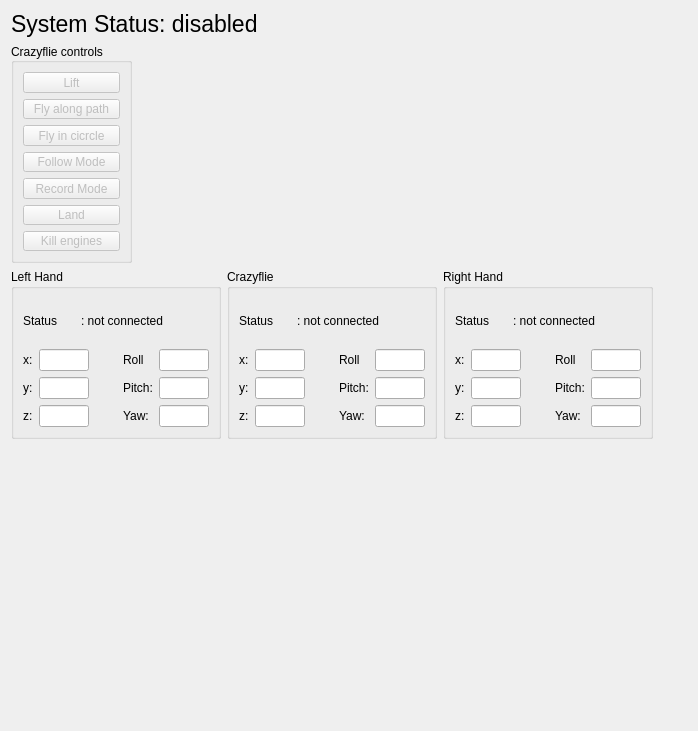
Before: the Qt Designer form src/cfclient/ui/tabs/HTTYD.ui in cafeciaojoe/crazyflie-clients-python, drawn with Qt 5.
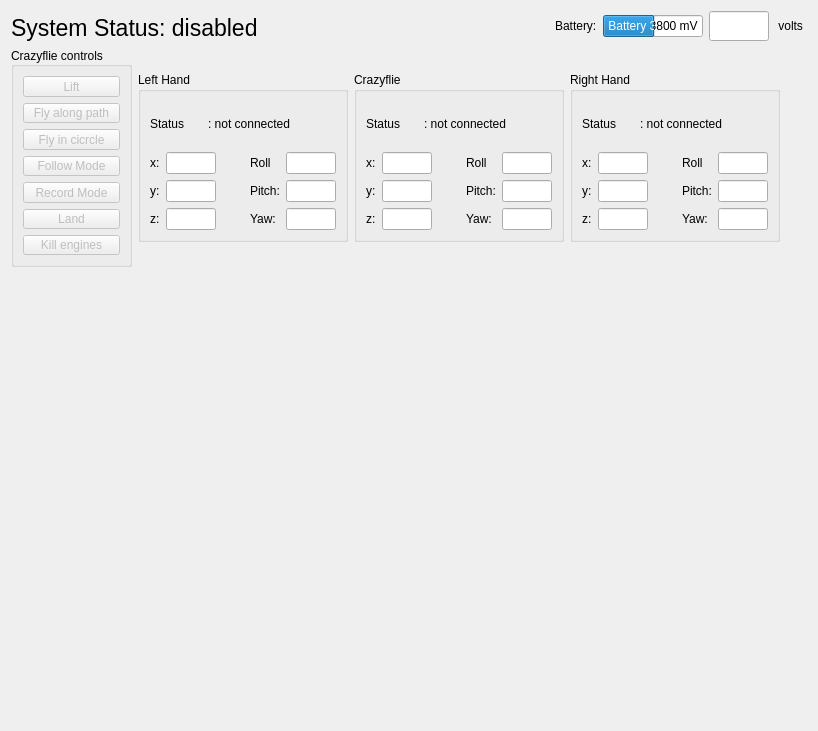
After: the same form once the commit is applied.

Commit message: - Added additional basestations to lighthouse tab. - Modified Main.py to include participant profiles drop down menu. - Addeed 'Connected drone not in centre of flying area, turn off all other drones and try again.' functionality - Using bsRecieve as laser signal health - added soft launch to reduce voltage sag

What changed in the file:
```diff
--- a/src/cfclient/ui/tabs/HTTYD.ui
+++ b/src/cfclient/ui/tabs/HTTYD.ui
@@ -6,15 +6,333 @@
    <rect>
     <x>0</x>
     <y>0</y>
-    <width>698</width>
+    <width>818</width>
     <height>731</height>
    </rect>
   </property>
   <property name="windowTitle">
    <string>Plot</string>
   </property>
-  <layout class="QGridLayout" name="gridLayout_4">
-   <item row="2" column="0">
+  <layout class="QVBoxLayout" name="verticalLayout">
+   <item>
+    <layout class="QHBoxLayout" name="horizontalLayout_3">
+     <item>
+      <widget class="QLabel" name="statusLabel">
+       <property name="font">
+        <font>
+         <pointsize>17</pointsize>
+        </font>
+       </property>
+       <property name="styleSheet">
+        <string notr="true"/>
+       </property>
+       <property name="text">
+        <string>System Status: disabled</string>
+       </property>
+       <property name="scaledContents">
+        <bool>true</bool>
+       </property>
+       <property name="alignment">
+        <set>Qt::AlignBottom|Qt::AlignLeading|Qt::AlignLeft</set>
+       </property>
+       <property name="margin">
+        <number>0</number>
+       </property>
+       <property name="openExternalLinks">
+        <bool>false</bool>
+       </property>
+      </widget>
+     </item>
+     <item>
+      <spacer name="horizontalSpacer_2">
+       <property name="orientation">
+        <enum>Qt::Horizontal</enum>
+       </property>
+       <property name="sizeHint" stdset="0">
+        <size>
+         <width>40</width>
+         <height>20</height>
+        </size>
+       </property>
+      </spacer>
+     </item>
+     <item>
+      <widget class="QLabel" name="batteryLabel">
+       <property name="text">
+        <string>Battery:</string>
+       </property>
+      </widget>
+     </item>
+     <item>
+      <widget class="QProgressBar" name="batteryBar">
+       <property name="minimumSize">
+        <size>
+         <width>30</width>
+         <height>0</height>
+        </size>
+       </property>
+       <property name="maximumSize">
+        <size>
+         <width>100</width>
+         <height>16777215</height>
+        </size>
+       </property>
+       <property name="minimum">
+        <number>3400</number>
+       </property>
+       <property name="maximum">
+        <number>4180</number>
+       </property>
+       <property name="value">
+        <number>3800</number>
+       </property>
+       <property name="textVisible">
+        <bool>true</bool>
+       </property>
+       <property name="invertedAppearance">
+        <bool>false</bool>
+       </property>
+       <property name="textDirection">
+        <enum>QProgressBar::TopToBottom</enum>
+       </property>
+       <property name="format">
+        <string>Battery %v mV</string>
+       </property>
+      </widget>
+     </item>
+     <item>
+      <widget class="QLineEdit" name="_aff_volts">
+       <property name="sizePolicy">
+        <sizepolicy hsizetype="Fixed" vsizetype="Fixed">
+         <horstretch>0</horstretch>
+         <verstretch>0</verstretch>
+        </sizepolicy>
+       </property>
+       <property name="minimumSize">
+        <size>
+         <width>60</width>
+         <height>30</height>
+        </size>
+       </property>
+       <property name="maximumSize">
+        <size>
+         <width>60</width>
+         <height>40</height>
+        </size>
+       </property>
+       <property name="alignment">
+        <set>Qt::AlignRight|Qt::AlignTrailing|Qt::AlignVCenter</set>
+       </property>
+       <property name="readOnly">
+        <bool>true</bool>
+       </property>
+      </widget>
+     </item>
+     <item>
+      <widget class="QLabel" name="label_2">
+       <property name="text">
+        <string> volts </string>
+       </property>
+      </widget>
+     </item>
+    </layout>
+   </item>
+   <item>
+    <layout class="QHBoxLayout" name="horizontalLayout_2">
+     <item>
+      <widget class="QGroupBox" name="groupBox">
+       <property name="enabled">
+        <bool>true</bool>
+       </property>
+       <property name="sizePolicy">
+        <sizepolicy hsizetype="Fixed" vsizetype="Preferred">
+         <horstretch>0</horstretch>
+         <verstretch>0</verstretch>
+        </sizepolicy>
+       </property>
+       <property name="minimumSize">
+        <size>
+         <width>120</width>
+         <height>0</height>
+        </size>
+       </property>
+       <property name="maximumSize">
+        <size>
+         <width>16777215</width>
+         <height>220</height>
+        </size>
+       </property>
+       <property name="title">
+        <string>Crazyflie controls</string>
+       </property>
+       <property name="alignment">
+        <set>Qt::AlignLeading|Qt::AlignLeft|Qt::AlignVCenter</set>
+       </property>
+       <layout class="QVBoxLayout" name="verticalLayout_4">
+        <property name="leftMargin">
+         <number>9</number>
+        </property>
+        <property name="rightMargin">
+         <number>9</number>
+        </property>
+        <item>
+         <widget class="QPushButton" name="liftButton">
+          <property name="enabled">
+           <bool>false</bool>
+          </property>
+          <property name="sizePolicy">
+           <sizepolicy hsizetype="Expanding" vsizetype="Fixed">
+            <horstretch>0</horstretch>
+            <verstretch>0</verstretch>
+           </sizepolicy>
+          </property>
+          <property name="text">
+           <string>Lift</string>
+          </property>
+         </widget>
+        </item>
+        <item>
+         <widget class="QPushButton" name="pathButton">
+          <property name="enabled">
+           <bool>false</bool>
+          </property>
+          <property name="sizePolicy">
+           <sizepolicy hsizetype="Expanding" vsizetype="Fixed">
+            <horstretch>0</horstretch>
+            <verstretch>0</verstretch>
+           </sizepolicy>
+          </property>
+          <property name="text">
+           <string>Fly along path</string>
+          </property>
+          <property name="checkable">
+           <bool>false</bool>
+          </property>
+         </widget>
+        </item>
+        <item>
+         <widget class="QPushButton" name="circleButton">
+          <property name="enabled">
+           <bool>false</bool>
+          </property>
+          <property name="sizePolicy">
+           <sizepolicy hsizetype="Expanding" vsizetype="Fixed">
+            <horstretch>0</horstretch>
+            <verstretch>0</verstretch>
+           </sizepolicy>
+          </property>
+          <property name="text">
+           <string>Fly in cicrcle</string>
+          </property>
+         </widget>
+        </item>
+        <item>
+         <widget class="QPushButton" name="followButton">
+          <property name="enabled">
+           <bool>false</bool>
+          </property>
+          <property name="sizePolicy">
+           <sizepolicy hsizetype="Expanding" vsizetype="Fixed">
+            <horstretch>0</horstretch>
+            <verstretch>0</verstretch>
+           </sizepolicy>
+          </property>
+          <property name="minimumSize">
+           <size>
+            <width>0</width>
+            <height>0</height>
+           </size>
+          </property>
+          <property name="maximumSize">
+           <size>
+            <width>16777215</width>
+            <height>16777215</height>
+           </size>
+          </property>
+          <property name="layoutDirection">
+           <enum>Qt::LeftToRight</enum>
+          </property>
+          <property name="text">
+           <string>Follow Mode</string>
+          </property>
+         </widget>
+        </item>
+        <item>
+         <widget class="QPushButton" name="recordButton">
+          <property name="enabled">
+           <bool>false</bool>
+          </property>
+          <property name="sizePolicy">
+           <sizepolicy hsizetype="Expanding" vsizetype="Fixed">
+            <horstretch>0</horstretch>
+            <verstretch>0</verstretch>
+           </sizepolicy>
+          </property>
+          <property name="text">
+           <string>Record Mode</string>
+          </property>
+         </widget>
+        </item>
+        <item>
+         <widget class="QPushButton" name="landButton">
+          <property name="enabled">
+           <bool>false</bool>
+          </property>
+          <property name="sizePolicy">
+           <sizepolicy hsizetype="Expanding" vsizetype="Fixed">
+            <horstretch>0</horstretch>
+            <verstretch>0</verstretch>
+           </sizepolicy>
+          </property>
+          <property name="minimumSize">
+           <size>
+            <width>40</width>
+            <height>0</height>
+           </size>
+          </property>
+          <property name="maximumSize">
+           <size>
+            <width>16777215</width>
+            <height>16777215</height>
+           </size>
+          </property>
+          <property name="text">
+           <string>Land</string>
+          </property>
+         </widget>
+        </item>
+        <item>
+         <widget class="QPushButton" name="emergencyButton">
+          <property name="enabled">
+           <bool>false</bool>
+          </property>
+          <property name="sizePolicy">
+           <sizepolicy hsizetype="Expanding" vsizetype="Fixed">
+            <horstretch>0</horstretch>
+            <verstretch>0</verstretch>
+           </sizepolicy>
+          </property>
+          <property name="minimumSize">
+           <size>
+            <width>0</width>
+            <height>20</height>
+           </size>
+          </property>
+          <property name="maximumSize">
+           <size>
+            <width>16777215</width>
+            <height>16777215</height>
+           </size>
+          </property>
+          <property name="text">
+           <string>Kill engines</string>
+          </property>
+         </widget>
+        </item>
+       </layout>
+      </widget>
+     </item>
+     <item>
     <layout class="QHBoxLayout" name="horizontalLayout">
      <item>
       <widget class="QGroupBox" name="LeftHandPositionBox">
@@ -498,258 +816,30 @@
      </item>
     </layout>
    </item>
-   <item row="0" column="0">
-    <widget class="QLabel" name="statusLabel">
-     <property name="font">
-      <font>
-       <pointsize>17</pointsize>
-      </font>
-     </property>
-     <property name="styleSheet">
-      <string notr="true"/>
-     </property>
-     <property name="text">
-      <string>System Status: disabled</string>
-     </property>
-     <property name="scaledContents">
-      <bool>true</bool>
-     </property>
-     <property name="alignment">
-      <set>Qt::AlignBottom|Qt::AlignLeading|Qt::AlignLeft</set>
-     </property>
-     <property name="margin">
-      <number>0</number>
-     </property>
-     <property name="openExternalLinks">
-      <bool>false</bool>
-     </property>
-    </widget>
-   </item>
-   <item row="1" column="0">
-    <layout class="QVBoxLayout" name="verticalLayout_7">
-     <property name="sizeConstraint">
-      <enum>QLayout::SetDefaultConstraint</enum>
-     </property>
-     <property name="leftMargin">
-      <number>0</number>
-     </property>
      <item>
-      <widget class="QGroupBox" name="groupBox">
-       <property name="enabled">
-        <bool>true</bool>
+      <spacer name="horizontalSpacer">
+       <property name="orientation">
+        <enum>Qt::Horizontal</enum>
        </property>
-       <property name="sizePolicy">
-        <sizepolicy hsizetype="Fixed" vsizetype="Preferred">
-         <horstretch>0</horstretch>
-         <verstretch>0</verstretch>
-        </sizepolicy>
-       </property>
-       <property name="minimumSize">
+       <property name="sizeHint" stdset="0">
         <size>
-         <width>120</width>
-         <height>0</height>
+         <width>13</width>
+         <height>217</height>
         </size>
        </property>
-       <property name="maximumSize">
-        <size>
-         <width>16777215</width>
-         <height>220</height>
-        </size>
-       </property>
-       <property name="title">
-        <string>Crazyflie controls</string>
-       </property>
-       <property name="alignment">
-        <set>Qt::AlignLeading|Qt::AlignLeft|Qt::AlignVCenter</set>
-       </property>
-       <layout class="QVBoxLayout" name="verticalLayout_4">
-        <property name="leftMargin">
-         <number>9</number>
-        </property>
-        <property name="rightMargin">
-         <number>9</number>
-        </property>
-        <item>
-         <widget class="QPushButton" name="liftButton">
-          <property name="enabled">
-           <bool>false</bool>
-          </property>
-          <property name="sizePolicy">
-           <sizepolicy hsizetype="Expanding" vsizetype="Fixed">
-            <horstretch>0</horstretch>
-            <verstretch>0</verstretch>
-           </sizepolicy>
-          </property>
-          <property name="text">
-           <string>Lift</string>
-          </property>
-         </widget>
-        </item>
-        <item>
-         <widget class="QPushButton" name="pathButton">
-          <property name="enabled">
-           <bool>false</bool>
-          </property>
-          <property name="sizePolicy">
-           <sizepolicy hsizetype="Expanding" vsizetype="Fixed">
-            <horstretch>0</horstretch>
-            <verstretch>0</verstretch>
-           </sizepolicy>
-          </property>
-          <property name="text">
-           <string>Fly along path</string>
-          </property>
-          <property name="checkable">
-           <bool>false</bool>
-          </property>
-         </widget>
-        </item>
-        <item>
-         <widget class="QPushButton" name="circleButton">
-          <property name="enabled">
-           <bool>false</bool>
-          </property>
-          <property name="sizePolicy">
-           <sizepolicy hsizetype="Expanding" vsizetype="Fixed">
-            <horstretch>0</horstretch>
-            <verstretch>0</verstretch>
-           </sizepolicy>
-          </property>
-          <property name="text">
-           <string>Fly in cicrcle</string>
-          </property>
-         </widget>
-        </item>
-        <item>
-         <widget class="QPushButton" name="followButton">
-          <property name="enabled">
-           <bool>false</bool>
-          </property>
-          <property name="sizePolicy">
-           <sizepolicy hsizetype="Expanding" vsizetype="Fixed">
-            <horstretch>0</horstretch>
-            <verstretch>0</verstretch>
-           </sizepolicy>
-          </property>
-          <property name="minimumSize">
-           <size>
-            <width>0</width>
-            <height>0</height>
-           </size>
-          </property>
-          <property name="maximumSize">
-           <size>
-            <width>16777215</width>
-            <height>16777215</height>
-           </size>
-          </property>
-          <property name="layoutDirection">
-           <enum>Qt::LeftToRight</enum>
-          </property>
-          <property name="text">
-           <string>Follow Mode</string>
-          </property>
-         </widget>
-        </item>
-        <item>
-         <widget class="QPushButton" name="recordButton">
-          <property name="enabled">
-           <bool>false</bool>
-          </property>
-          <property name="sizePolicy">
-           <sizepolicy hsizetype="Expanding" vsizetype="Fixed">
-            <horstretch>0</horstretch>
-            <verstretch>0</verstretch>
-           </sizepolicy>
-          </property>
-          <property name="text">
-           <string>Record Mode</string>
-          </property>
-         </widget>
-        </item>
-        <item>
-         <widget class="QPushButton" name="landButton">
-          <property name="enabled">
-           <bool>false</bool>
-          </property>
-          <property name="sizePolicy">
-           <sizepolicy hsizetype="Expanding" vsizetype="Fixed">
-            <horstretch>0</horstretch>
-            <verstretch>0</verstretch>
-           </sizepolicy>
-          </property>
-          <property name="minimumSize">
-           <size>
-            <width>40</width>
-            <height>0</height>
-           </size>
-          </property>
-          <property name="maximumSize">
-           <size>
-            <width>16777215</width>
-            <height>16777215</height>
-           </size>
-          </property>
-          <property name="text">
-           <string>Land</string>
-          </property>
-         </widget>
-        </item>
-        <item>
-         <widget class="QPushButton" name="emergencyButton">
-          <property name="enabled">
-           <bool>false</bool>
-          </property>
-          <property name="sizePolicy">
-           <sizepolicy hsizetype="Expanding" vsizetype="Fixed">
-            <horstretch>0</horstretch>
-            <verstretch>0</verstretch>
-           </sizepolicy>
-          </property>
-          <property name="minimumSize">
-           <size>
-            <width>0</width>
-            <height>20</height>
-           </size>
-          </property>
-          <property name="maximumSize">
-           <size>
-            <width>16777215</width>
-            <height>16777215</height>
-           </size>
-          </property>
-          <property name="text">
-           <string>Kill engines</string>
-          </property>
-         </widget>
-        </item>
-       </layout>
-      </widget>
-     </item>
-    </layout>
-   </item>
-   <item row="3" column="0">
+      </spacer>
+     </item>
+    </layout>
+   </item>
+   <item>
     <spacer name="verticalSpacer">
      <property name="orientation">
       <enum>Qt::Vertical</enum>
      </property>
      <property name="sizeHint" stdset="0">
       <size>
-       <width>20</width>
-       <height>40</height>
-      </size>
-     </property>
-    </spacer>
-   </item>
-   <item row="1" column="1">
-    <spacer name="horizontalSpacer">
-     <property name="orientation">
-      <enum>Qt::Horizontal</enum>
-     </property>
-     <property name="sizeHint" stdset="0">
-      <size>
-       <width>40</width>
-       <height>20</height>
+       <width>17</width>
+       <height>417</height>
       </size>
      </property>
     </spacer>
```
Left out of the diff: 154 changed lines with no effect on the pictures. Lines whose indentation alone changed are shown as unchanged. The commit also changes 2 other files.
